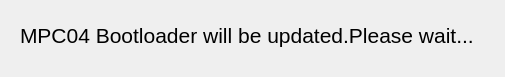
Qt form Huangpu/Syn_UpdateFirmwareProcessDlg.ui (fanmuzhi/huangpu) before a commit.
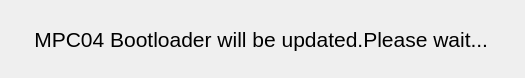
The same form after that commit.

Commit message: add Enter button keyboard

Diff of the .ui file:
```diff
--- a/Huangpu/Syn_UpdateFirmwareProcessDlg.ui
+++ b/Huangpu/Syn_UpdateFirmwareProcessDlg.ui
@@ -9,31 +9,27 @@
    <rect>
     <x>0</x>
     <y>0</y>
-    <width>505</width>
-    <height>77</height>
+    <width>525</width>
+    <height>78</height>
    </rect>
   </property>
   <property name="windowTitle">
    <string>Update Firmware</string>
   </property>
+  <layout class="QVBoxLayout" name="verticalLayout">
+   <item>
   <widget class="QLabel" name="UpdateFirmwareLabel">
-   <property name="geometry">
-    <rect>
-     <x>20</x>
-     <y>20</y>
-     <width>461</width>
-     <height>31</height>
-    </rect>
-   </property>
    <property name="font">
     <font>
      <pointsize>16</pointsize>
     </font>
    </property>
    <property name="text">
-    <string>MPC04 Bootloader will be updated.Please wait...</string>
-   </property>
-  </widget>
+      <string>    MPC04 Bootloader will be updated.Please wait...    </string>
+     </property>
+    </widget>
+   </item>
+  </layout>
  </widget>
  <layoutdefault spacing="6" margin="11"/>
  <resources/>
```
Lines whose indentation alone changed are shown as unchanged. The commit also changes 4 other files.
